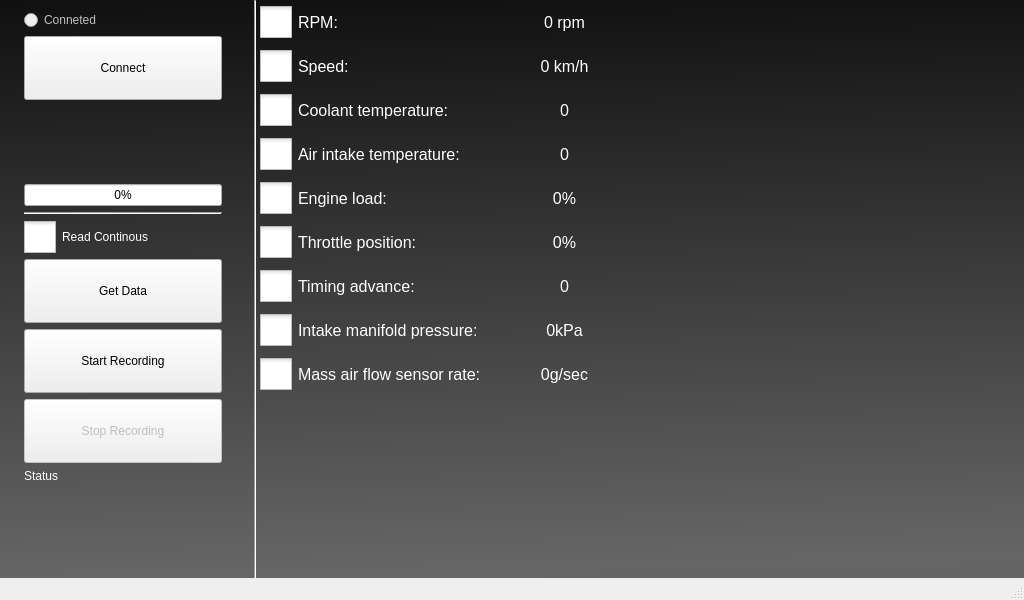
Old version of the form Source/core/mainwindow.ui in the repository avatarp/fluffy-dashboard.
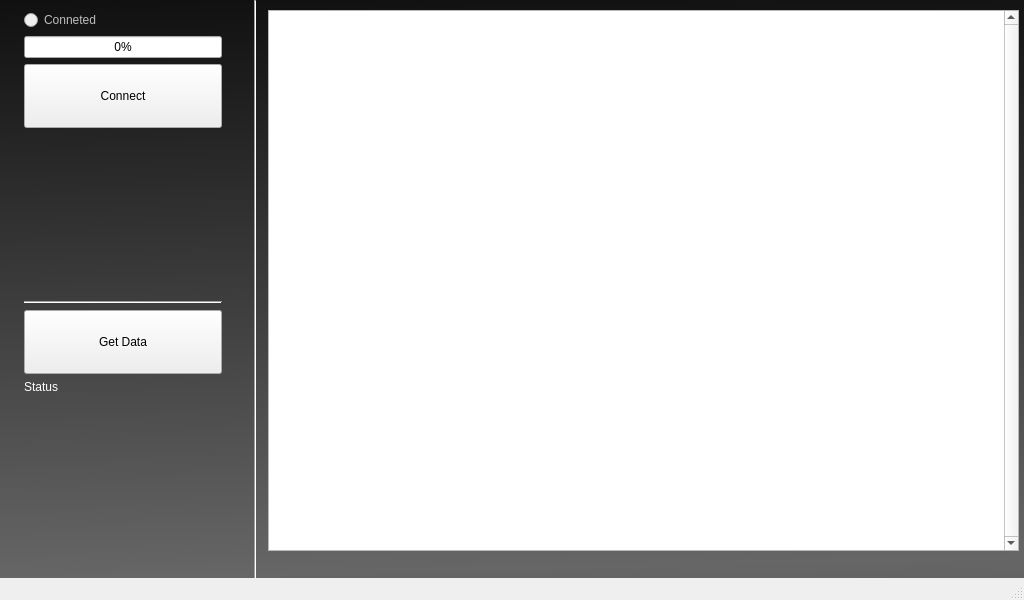
New version of the form.

Commit message: Added data obtainers, added parameters engine implementation, renamed decoders etc.

```diff
--- a/Source/core/mainwindow.ui
+++ b/Source/core/mainwindow.ui
@@ -29,272 +29,6 @@
    <property name="styleSheet">
     <string notr="true"/>
    </property>
-   <widget class="QWidget" name="gridLayoutWidget">
-    <property name="geometry">
-     <rect>
-      <x>260</x>
-      <y>0</y>
-      <width>381</width>
-      <height>401</height>
-     </rect>
-    </property>
-    <property name="font">
-     <font>
-      <pointsize>12</pointsize>
-     </font>
-    </property>
-    <layout class="QGridLayout" name="gridLayout">
-     <property name="sizeConstraint">
-      <enum>QLayout::SetDefaultConstraint</enum>
-     </property>
-     <item row="8" column="0">
-      <widget class="QCheckBox" name="mafCheckbox">
-       <property name="font">
-        <font>
-         <pointsize>12</pointsize>
-        </font>
-       </property>
-       <property name="text">
-        <string>Mass air flow sensor rate:</string>
-       </property>
-      </widget>
-     </item>
-     <item row="3" column="1">
-      <widget class="QLabel" name="airIntakeTempLabel">
-       <property name="font">
-        <font>
-         <pointsize>12</pointsize>
-        </font>
-       </property>
-       <property name="text">
-        <string>0</string>
-       </property>
-       <property name="alignment">
-        <set>Qt::AlignCenter</set>
-       </property>
-      </widget>
-     </item>
-     <item row="6" column="0">
-      <widget class="QCheckBox" name="timingAdvanceCheckbox">
-       <property name="font">
-        <font>
-         <pointsize>12</pointsize>
-        </font>
-       </property>
-       <property name="text">
-        <string>Timing advance:</string>
-       </property>
-      </widget>
-     </item>
-     <item row="4" column="1">
-      <widget class="QLabel" name="engineLoadLabel">
-       <property name="font">
-        <font>
-         <pointsize>12</pointsize>
-        </font>
-       </property>
-       <property name="text">
-        <string>0%</string>
-       </property>
-       <property name="alignment">
-        <set>Qt::AlignCenter</set>
-       </property>
-      </widget>
-     </item>
-     <item row="0" column="0">
-      <widget class="QCheckBox" name="rpmCheckbox">
-       <property name="font">
-        <font>
-         <pointsize>12</pointsize>
-        </font>
-       </property>
-       <property name="text">
-        <string>RPM:</string>
-       </property>
-      </widget>
-     </item>
-     <item row="7" column="0">
-      <widget class="QCheckBox" name="intakeManifoldPressureCheckbox">
-       <property name="font">
-        <font>
-         <pointsize>12</pointsize>
-        </font>
-       </property>
-       <property name="text">
-        <string>Intake manifold pressure:</string>
-       </property>
-      </widget>
-     </item>
-     <item row="7" column="1">
-      <widget class="QLabel" name="intakeManifoldPressureLabel">
-       <property name="font">
-        <font>
-         <pointsize>12</pointsize>
-        </font>
-       </property>
-       <property name="text">
-        <string>0kPa</string>
-       </property>
-       <property name="alignment">
-        <set>Qt::AlignCenter</set>
-       </property>
-      </widget>
-     </item>
-     <item row="4" column="0">
-      <widget class="QCheckBox" name="engineLoadCheckbox">
-       <property name="font">
-        <font>
-         <pointsize>12</pointsize>
-        </font>
-       </property>
-       <property name="text">
-        <string>Engine load:</string>
-       </property>
-      </widget>
-     </item>
-     <item row="2" column="0">
-      <widget class="QCheckBox" name="coolantCheckbox">
-       <property name="font">
-        <font>
-         <pointsize>12</pointsize>
-        </font>
-       </property>
-       <property name="text">
-        <string>Coolant temperature:</string>
-       </property>
-      </widget>
-     </item>
-     <item row="6" column="1">
-      <widget class="QLabel" name="timingAdvanceLabel">
-       <property name="font">
-        <font>
-         <pointsize>12</pointsize>
-        </font>
-       </property>
-       <property name="text">
-        <string>0</string>
-       </property>
-       <property name="alignment">
-        <set>Qt::AlignCenter</set>
-       </property>
-      </widget>
-     </item>
-     <item row="8" column="1">
-      <widget class="QLabel" name="mafLabel">
-       <property name="font">
-        <font>
-         <pointsize>12</pointsize>
-        </font>
-       </property>
-       <property name="text">
-        <string>0g/sec</string>
-       </property>
-       <property name="alignment">
-        <set>Qt::AlignCenter</set>
-       </property>
-      </widget>
-     </item>
-     <item row="0" column="1">
-      <widget class="QLabel" name="rpmLabel">
-       <property name="font">
-        <font>
-         <pointsize>12</pointsize>
-        </font>
-       </property>
-       <property name="text">
-        <string>0 rpm</string>
-       </property>
-       <property name="alignment">
-        <set>Qt::AlignCenter</set>
-       </property>
-      </widget>
-     </item>
-     <item row="2" column="1">
-      <widget class="QLabel" name="coolantLabel">
-       <property name="font">
-        <font>
-         <pointsize>12</pointsize>
-        </font>
-       </property>
-       <property name="text">
-        <string>0</string>
-       </property>
-       <property name="alignment">
-        <set>Qt::AlignCenter</set>
-       </property>
-      </widget>
-     </item>
-     <item row="5" column="0">
-      <widget class="QCheckBox" name="throttleCheckbox">
-       <property name="font">
-        <font>
-         <pointsize>12</pointsize>
-        </font>
-       </property>
-       <property name="text">
-        <string>Throttle position:</string>
-       </property>
-      </widget>
-     </item>
-     <item row="1" column="0">
-      <widget class="QCheckBox" name="speedCheckbox">
-       <property name="font">
-        <font>
-         <pointsize>12</pointsize>
-        </font>
-       </property>
-       <property name="layoutDirection">
-        <enum>Qt::LeftToRight</enum>
-       </property>
-       <property name="text">
-        <string>Speed:</string>
-       </property>
-      </widget>
-     </item>
-     <item row="5" column="1">
-      <widget class="QLabel" name="throttleLabel">
-       <property name="font">
-        <font>
-         <pointsize>12</pointsize>
-        </font>
-       </property>
-       <property name="text">
-        <string>0%</string>
-       </property>
-       <property name="alignment">
-        <set>Qt::AlignCenter</set>
-       </property>
-      </widget>
-     </item>
-     <item row="1" column="1">
-      <widget class="QLabel" name="speedLabel">
-       <property name="font">
-        <font>
-         <pointsize>12</pointsize>
-        </font>
-       </property>
-       <property name="text">
-        <string>0 km/h</string>
-       </property>
-       <property name="alignment">
-        <set>Qt::AlignCenter</set>
-       </property>
-      </widget>
-     </item>
-     <item row="3" column="0">
-      <widget class="QCheckBox" name="airIntakeTempCheckbox">
-       <property name="font">
-        <font>
-         <pointsize>12</pointsize>
-        </font>
-       </property>
-       <property name="text">
-        <string>Air intake temperature:</string>
-       </property>
-      </widget>
-     </item>
-    </layout>
-   </widget>
    <widget class="Line" name="line">
     <property name="geometry">
      <rect>
@@ -352,38 +86,6 @@
        </property>
       </widget>
      </item>
-     <item>
-      <widget class="QPushButton" name="connectButton">
-       <property name="sizePolicy">
-        <sizepolicy hsizetype="Minimum" vsizetype="Expanding">
-         <horstretch>0</horstretch>
-         <verstretch>0</verstretch>
-        </sizepolicy>
-       </property>
-       <property name="maximumSize">
-        <size>
-         <width>16777215</width>
-         <height>64</height>
-        </size>
-       </property>
-       <property name="text">
-        <string>Connect</string>
-       </property>
-      </widget>
-     </item>
-     <item>
-      <spacer name="verticalSpacer">
-       <property name="orientation">
-        <enum>Qt::Vertical</enum>
-       </property>
-       <property name="sizeHint" stdset="0">
-        <size>
-         <width>20</width>
-         <height>40</height>
-        </size>
-       </property>
-      </spacer>
-     </item>
      <item>
       <widget class="QProgressBar" name="progressBar">
        <property name="value">
@@ -391,6 +93,38 @@
        </property>
       </widget>
      </item>
+     <item>
+      <widget class="QPushButton" name="connectButton">
+       <property name="sizePolicy">
+        <sizepolicy hsizetype="Minimum" vsizetype="Expanding">
+         <horstretch>0</horstretch>
+         <verstretch>0</verstretch>
+        </sizepolicy>
+       </property>
+       <property name="maximumSize">
+        <size>
+         <width>16777215</width>
+         <height>64</height>
+        </size>
+       </property>
+       <property name="text">
+        <string>Connect</string>
+       </property>
+      </widget>
+     </item>
+     <item>
+      <spacer name="verticalSpacer">
+       <property name="orientation">
+        <enum>Qt::Vertical</enum>
+       </property>
+       <property name="sizeHint" stdset="0">
+        <size>
+         <width>20</width>
+         <height>40</height>
+        </size>
+       </property>
+      </spacer>
+     </item>
      <item>
       <widget class="Line" name="line_2">
        <property name="orientation">
@@ -398,13 +132,6 @@
        </property>
       </widget>
      </item>
-     <item>
-      <widget class="QCheckBox" name="continousReadCheckbox">
-       <property name="text">
-        <string>Read Continous</string>
-       </property>
-      </widget>
-     </item>
      <item>
       <widget class="QPushButton" name="getDataButton">
        <property name="sizePolicy">
@@ -424,50 +151,6 @@
        </property>
       </widget>
      </item>
-     <item>
-      <widget class="QPushButton" name="startRecordButton">
-       <property name="sizePolicy">
-        <sizepolicy hsizetype="Minimum" vsizetype="Expanding">
-         <horstretch>0</horstretch>
-         <verstretch>0</verstretch>
-        </sizepolicy>
-       </property>
-       <property name="maximumSize">
-        <size>
-         <width>16777215</width>
-         <height>64</height>
-        </size>
-       </property>
-       <property name="text">
-        <string>Start Recording</string>
-       </property>
-      </widget>
-     </item>
-     <item>
-      <widget class="QPushButton" name="stopRecordButton">
-       <property name="enabled">
-        <bool>false</bool>
-       </property>
-       <property name="sizePolicy">
-        <sizepolicy hsizetype="Minimum" vsizetype="Expanding">
-         <horstretch>0</horstretch>
-         <verstretch>0</verstretch>
-        </sizepolicy>
-       </property>
-       <property name="maximumSize">
-        <size>
-         <width>16777215</width>
-         <height>64</height>
-        </size>
-       </property>
-       <property name="text">
-        <string>Stop Recording</string>
-       </property>
-       <property name="checkable">
-        <bool>false</bool>
-       </property>
-      </widget>
-     </item>
      <item>
       <widget class="QLabel" name="statusLabel">
        <property name="text">
@@ -490,6 +173,19 @@
      </item>
     </layout>
    </widget>
+   <widget class="QTextBrowser" name="textBrowser">
+    <property name="geometry">
+     <rect>
+      <x>268</x>
+      <y>10</y>
+      <width>751</width>
+      <height>541</height>
+     </rect>
+    </property>
+    <property name="verticalScrollBarPolicy">
+     <enum>Qt::ScrollBarAlwaysOn</enum>
+    </property>
+   </widget>
   </widget>
   <widget class="QMenuBar" name="menubar">
    <property name="geometry">
```
Left out of the diff: 2 changed lines with no effect on the pictures. The commit also changes 82 other files.
